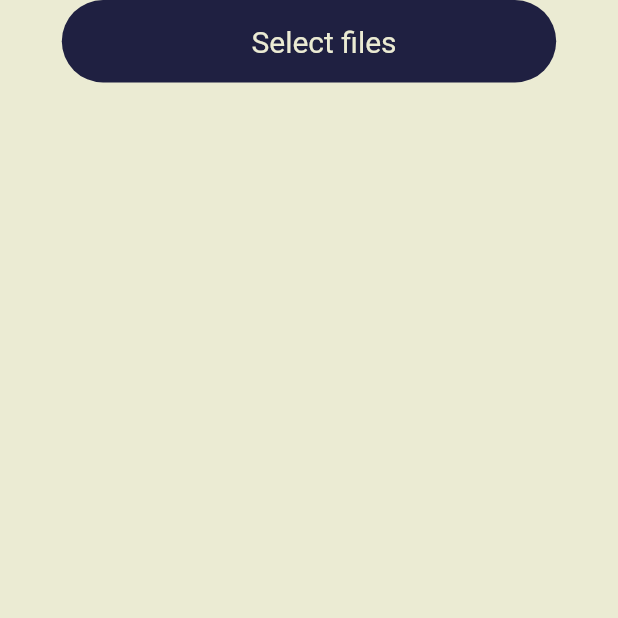
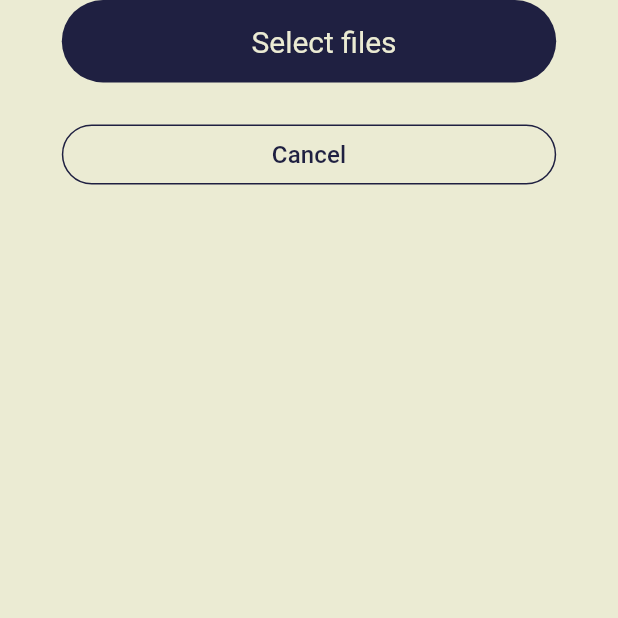
Before and after one commit to simonisinger/kuebiko-app, a Flutter app: the UploadPage screen opened by its route, on a phone screen of 412 x 824 dp, the top half of it. Run offline on Flutter 3.47's test engine with Material 3 defaults, Android fonts, the light colour scheme and no system bars; our stand-ins replace file_picker, flutter_secure_storage, google_fonts; missing offline and left inert: epubx_kuebiko, event, kuebiko_client, version; accounts and stored records are empty.

Commit message:
Add "Cancel" button to upload and library pages, update localization files
- Added a "Cancel" button to `UploadPage` and `LibraryAddPage` for improved navigation.
- Updated localization files to include translations for "Cancel".

```diff
--- a/lib/i18n/app_de.arb
+++ b/lib/i18n/app_de.arb
@@ -30,5 +30,6 @@
   "localServer": "Lokal",
   "name": "Name",
   "createClient": "Client erstellen",
-  "deleteOnServer": "Auf dem Server löschen"
+  "deleteOnServer": "Auf dem Server löschen",
+  "cancel": "Abbrechen"
 }
--- a/lib/i18n/app_en.arb
+++ b/lib/i18n/app_en.arb
@@ -30,5 +30,6 @@
   "localServer": "Local",
   "name": "Name",
   "createClient": "Create client",
-  "deleteOnServer": "Delete on server"
+  "deleteOnServer": "Delete on server",
+  "cancel": "Cancel"
 }
--- a/lib/pages/library/library_add.dart
+++ b/lib/pages/library/library_add.dart
@@ -36,6 +36,11 @@ class LibraryAddPage extends StatelessWidget {
                 }
               },
               buttonText: AppLocalizations.of(context)!.createLibrary
+          ),
+          SizedBox(height: 12,),
+          OutlinedButton(
+              onPressed: () => Navigator.pop(context),
+              child: Text(localizations.cancel)
           )
         ],
       )
--- a/lib/pages/library/upload.dart
+++ b/lib/pages/library/upload.dart
@@ -7,6 +7,7 @@ import '../../generated/i18n/app_localizations.dart';
 import '../../services/storage/storage.dart';
 import '../../widget/action_button.dart';
 import '../../widget/library/upload_book.dart';
+import 'library.dart';
 
 class UploadPage extends StatefulWidget {
   static const route = '/library/upload';
@@ -70,7 +71,7 @@ class _UploadPageState extends State<UploadPage> {
     return Scaffold(
         body: SafeArea(
             child: Column(
-              spacing: 16,
+              spacing: 12,
               children: [
                 uploadActive ? Container() : Container(
                   padding: EdgeInsets.symmetric(horizontal: padding),
@@ -86,8 +87,9 @@ class _UploadPageState extends State<UploadPage> {
                     onFinished: () async {
                       bool uploadStarted = await _uploadNextEbook(file);
                       if (!uploadStarted) {
-                        if (context.mounted) {
-                          Navigator.pop(context);
+                        if (this.context.mounted) {
+                          Navigator.of(this.context)
+                              .popUntil((route) => route.settings.name == LibraryPage.route);
                         }
                       }
                     },
@@ -126,6 +128,14 @@ class _UploadPageState extends State<UploadPage> {
                       },
                       buttonText: localizations.upload
                   ),
+                ),
+                Container(
+                  margin: EdgeInsets.symmetric(horizontal: padding),
+                  width: double.maxFinite,
+                  child: OutlinedButton(
+                      onPressed: () => Navigator.pop(context),
+                      child: Text(localizations.cancel)
+                  ),
                 )
               ],
             )
```
Also changed, not shown: lib/generated/i18n/app_localizations.dart, lib/generated/i18n/app_localizations_de.dart, lib/generated/i18n/app_localizations_en.dart.
